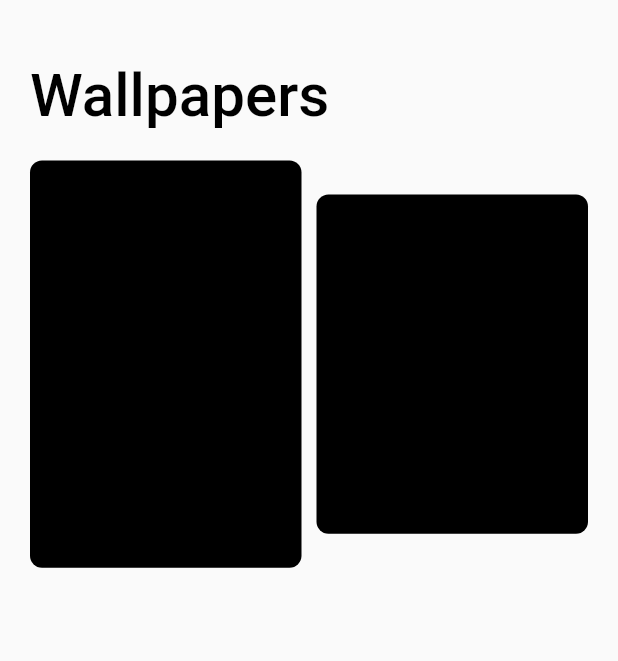
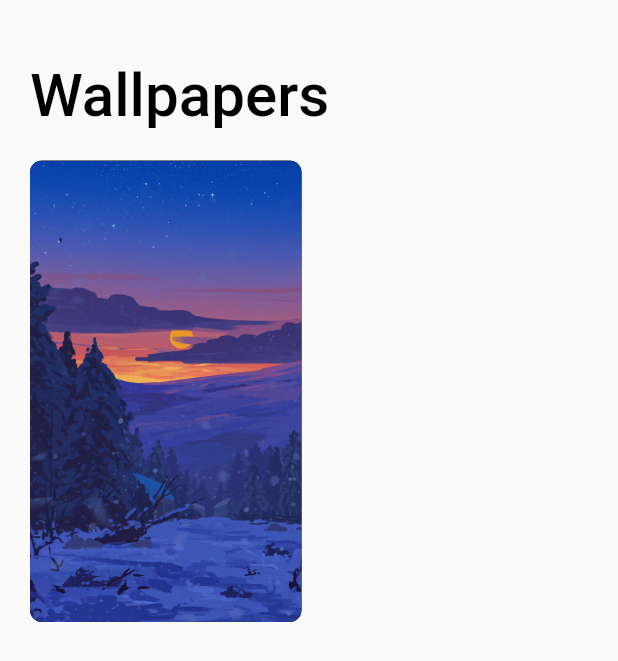
Before and after one commit to hpnightowl/OwlsWalls, a Flutter app: the screen it shows after launch, on a phone screen of 412 x 824 dp. Shown: the top 661 px of the screen. Run offline on Flutter 3.47's test engine with Material 2 defaults, Android fonts, the phone set to English and light mode, and no system bars.

Commit message:
owlswalls: seperate card view and checkout one wall

```diff
--- /dev/null
+++ b/lib/card.dart
@@ -0,0 +1,32 @@
+import 'dart:math';
+
+import 'package:flutter/material.dart';
+
+class CustomCard extends StatelessWidget {
+  static double getrandomesizes(){
+    final double owl = Random().nextInt(250)/100;
+    return owl < 1.2 ? getrandomesizes() : owl;
+  }
+
+  final double owl = getrandomesizes();
+  final String image;
+  CustomCard({this.image = 'assets/images/owlsfav1.png'});
+
+  @override
+  Widget build(BuildContext context) {
+    return AspectRatio(
+      aspectRatio:1/owl,
+      child:
+      Container(
+        decoration: BoxDecoration(
+            image: DecorationImage(
+              fit: BoxFit.cover,
+                image: AssetImage(this.image)
+            ),
+            color: Colors.black,
+            borderRadius: BorderRadius.circular(8)
+        ),
+      ),
+    );
+  }
+}
--- a/lib/home.dart
+++ b/lib/home.dart
@@ -1,5 +1,6 @@
 import 'package:flutter/cupertino.dart';
 import 'package:flutter/material.dart';
+import 'package:owlswall/card.dart';
 
 class HomePage extends StatelessWidget {
   const HomePage({Key? key}) : super(key: key);
@@ -27,16 +28,7 @@ class HomePage extends StatelessWidget {
                    Expanded(
                        child: Column(
                          children: [
-                           AspectRatio(
-                             aspectRatio:2/3,
-                             child:
-                             Container(
-                               decoration: BoxDecoration(
-                                   color: Colors.black,
-                                   borderRadius: BorderRadius.circular(8)
-                               ),
-                             ),
-                           )
+                           CustomCard()
                          ],
                        )
                    ),
@@ -44,16 +36,6 @@ class HomePage extends StatelessWidget {
                    Expanded(
                        child: Column(
                          children: [
-                           AspectRatio(
-                             aspectRatio: 0.8,
-                             child:
-                             Container(
-                               decoration: BoxDecoration(
-                                   color: Colors.black,
-                                   borderRadius: BorderRadius.circular(8)
-                               ),
-                             ),
-                           )
                          ],
                        )
                    ),
--- a/pubspec.yaml
+++ b/pubspec.yaml
@@ -44,10 +44,8 @@ flutter:
   # the material Icons class.
   uses-material-design: true
 
-  # To add assets to your application, add an assets section, like this:
-  # assets:
-  #   - images/a_dot_burr.jpeg
-  #   - images/a_dot_ham.jpeg
+  assets:
+    - assets/images/
 
   # An image asset can refer to one or more resolution-specific "variants", see
   # https://flutter.dev/assets-and-images/#resolution-aware.
```
Also changed, not shown: assets/images/owlsfav1.png (added).
